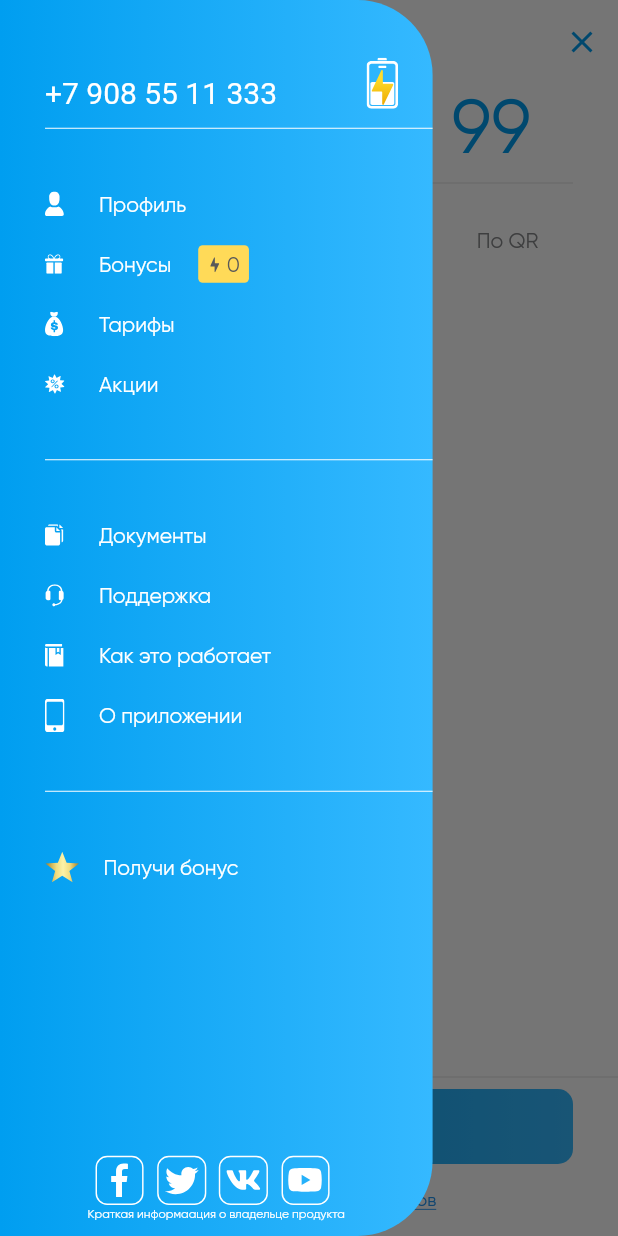
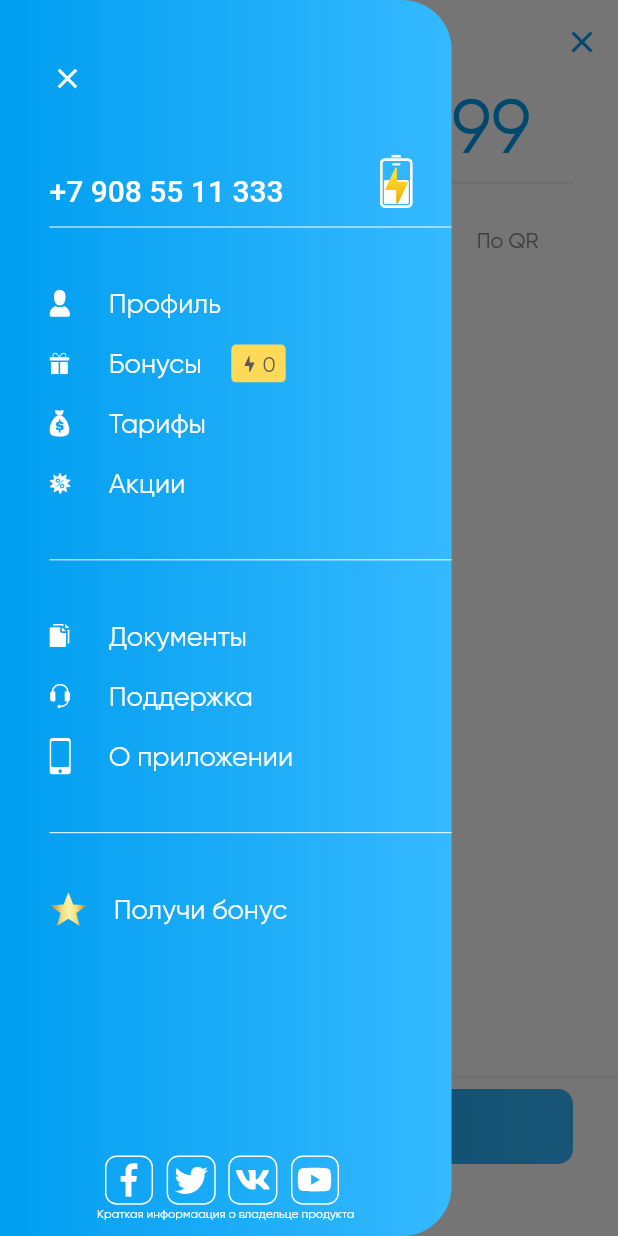
Before and after one commit to Gre4ka-crab/get_charge, a Flutter app: the BonusScreen screen opened by its route, with the side drawer open, on a phone screen of 412 x 824 dp. Run offline on Flutter 3.47's test engine with Material 2 defaults, Android fonts, the phone set to English and light mode, and no system bars; our stand-ins replace bloc, country_code_picker, dartz, equatable, flutter_screenutil, flutter_svg and 9 more; missing offline and left inert: eticon_api, qr_code_scanner.

Commit message:
Попытки в оптимизацию. Переделана менюшка.

```diff
--- a/lib/presentation/screens/about_application_screen.dart
+++ b/lib/presentation/screens/about_application_screen.dart
@@ -3,7 +3,7 @@ import 'package:flutter_svg/flutter_svg.dart';
 import 'package:get_charge/presentation/widget/buttonBar/SocialBar.dart';
 import 'package:url_launcher/url_launcher.dart';
 
-import '../widget/menu/DrawerMenu.dart';
+import '../widget/main_menu.dart';
 
 class AboutApplicationScreen extends StatelessWidget {
   const AboutApplicationScreen({Key? key}) : super(key: key);
@@ -35,7 +35,7 @@ class AboutApplicationScreen extends StatelessWidget {
               Navigator.of(context).popUntil((route) => route.isFirst),
         ),
       ),
-      endDrawer: DrawerMenu.createMenu(context, DrawerMenu.defaultItemsList),
+      endDrawer: const MainMenu(),
       body: Center(
         child: Column(
           mainAxisAlignment: MainAxisAlignment.spaceBetween,
--- a/lib/presentation/screens/bonus_screen.dart
+++ b/lib/presentation/screens/bonus_screen.dart
@@ -3,7 +3,7 @@ import 'package:get_charge/presentation/widget/buttons/GradientButton.dart';
 import 'package:get_charge/presentation/widget/tabs/bonus/promo_code_link.dart';
 import 'package:get_charge/presentation/widget/tabs/bonus/qr_promo_code.dart';
 
-import '../widget/menu/DrawerMenu.dart';
+import '../widget/main_menu.dart';
 import '../widget/tabs/bonus/promo_code.dart';
 
 class _PlaceholderUser {
@@ -33,8 +33,7 @@ class BonusScreen extends StatelessWidget {
                   Navigator.of(context).popUntil((route) => route.isFirst),
             )],
           ),
-          drawer:
-              DrawerMenu.createMenu(context, DrawerMenu.defaultItemsList),
+          drawer: const MainMenu(),
           body: Column(
             children: [
               Container(
--- a/lib/presentation/screens/map_screeen.dart
+++ b/lib/presentation/screens/map_screeen.dart
@@ -5,7 +5,7 @@ import 'package:get_charge/presentation/heplers.dart';
 import 'package:get_charge/presentation/widget/main_map.dart';
 import 'package:get_charge/presentation/widget/buttonBar/SelectedPowerBank.dart';
 import 'package:get_charge/presentation/widget/buttons/appBarButton.dart';
-import 'package:get_charge/presentation/widget/menu/DrawerMenu.dart';
+import 'package:get_charge/presentation/widget/main_menu.dart';
 import 'package:get_charge/presentation/widget/modal/push_query.dart';
 import '../widget/buttonBar/NoSelectedPowerBank.dart';
 import '../widget/dropLists/FiltersList.dart';
@@ -57,22 +57,21 @@ class _MapScreenState extends State<MapScreen> {
     return Scaffold(
       backgroundColor: Colors.transparent,
       key: _scaffoldKey,
-      drawer: DrawerMenu.createMenu(context, DrawerMenu.defaultItemsList),
+      drawer: const MainMenu(),
       body: SafeArea(
         child: Stack(
+          alignment: Alignment.bottomCenter,
           children: [
             const MainMap(),
-            Column(
-              children: [
-                Container(
+            Padding(
               padding: EdgeInsets.only(left: 30.w, right: 30.w, top: 30.h),
-                  child: Wrap(
+              child: Column(
                 children: [
                   Row(
                     mainAxisAlignment: MainAxisAlignment.spaceBetween,
                     children: [
                       AppBarButton(
-                              icon: Icon(Icons.menu, color: Color.fromARGB(255, 0, 158, 240)),
+                          icon: const Icon(Icons.menu, color: Color.fromARGB(255, 0, 158, 240)),
                           onPressed: () => _scaffoldKey.currentState?.openDrawer()),
                       AppBarButton(
                           icon: SvgPicture.asset('images/settings.svg'),
@@ -99,8 +98,6 @@ class _MapScreenState extends State<MapScreen> {
                 ],
               ),
             ),
-              ],
-            ),
             selectedPowerBank ? const SelectedPowerBank() : const NoSelectedPowerBank()
           ],
         ),
--- a/lib/presentation/screens/user_profile_screen.dart
+++ b/lib/presentation/screens/user_profile_screen.dart
@@ -7,7 +7,7 @@ import 'package:get_charge/presentation/screens/pay_ments_screen.dart';
 import 'package:get_charge/presentation/widget/buttons/GradientButton.dart';
 import 'package:get_charge/presentation/widget/buttons/LineButton.dart';
 import 'package:get_charge/presentation/widget/loading/Loading.dart';
-import '../widget/menu/DrawerMenu.dart';
+import '../widget/main_menu.dart';
 
 class UserProfileScreen extends StatelessWidget {
   const UserProfileScreen({Key? key}) : super(key: key);
@@ -43,7 +43,7 @@ class UserProfileScreen extends StatelessWidget {
               Navigator.of(context).popUntil((route) => route.isFirst),
         ),
       ),
-      endDrawer: DrawerMenu.createMenu(context, DrawerMenu.defaultItemsList),
+      endDrawer: const MainMenu(),
       body: Container(
         margin: const EdgeInsets.only(bottom: 20, left: 20, right: 20),
         child: FutureBuilder<ProfileView?>(
--- a/lib/presentation/widget/buttonBar/NoSelectedPowerBank.dart
+++ b/lib/presentation/widget/buttonBar/NoSelectedPowerBank.dart
@@ -11,9 +11,9 @@ class NoSelectedPowerBank extends StatelessWidget {
   @override
   Widget build(BuildContext context) {
     return Column(
+      mainAxisSize: MainAxisSize.min,
       mainAxisAlignment: MainAxisAlignment.spaceBetween,
       children: [
-        Row(),
         GradientButton(
           callback: () {
             if (Api.token != null) {
--- a/lib/presentation/widget/main_map.dart
+++ b/lib/presentation/widget/main_map.dart
@@ -16,12 +16,12 @@ class MainMap extends StatefulWidget {
 }
 
 class _MainMapState extends State<MainMap> {
-  final double zoomMove = 1;
-  final double initZoom = 19;
+  // final double zoomMove = 1;
+  static const double initZoom = 19;
   bool userStartedUsing = false;
   Timer? zoomTimer;
   GoogleMapController? _mapController;
-  Set<Marker> markers = {};
+  final Set<Marker> markers = {};
 
   _zoomMap(bool decrease) async {
     _mapController?.animateCamera(
--- /dev/null
+++ b/lib/presentation/widget/main_menu.dart
@@ -0,0 +1,170 @@
+import 'package:flutter/material.dart';
+import 'package:flutter_screenutil/flutter_screenutil.dart';
+import 'package:flutter_svg/flutter_svg.dart';
+import 'package:get_charge/presentation/widget/phone_info.dart';
+import 'package:get_charge/presentation/widget/buttonBar/SocialBar.dart';
+
+class MainMenu extends StatelessWidget {
+  const MainMenu({Key? key}) : super(key: key);
+
+  @override
+  Widget build(BuildContext context) {
+    return SafeArea(
+      child: Container(
+        width: 274.w,
+        decoration: BoxDecoration(
+            gradient: const LinearGradient(colors: [Color.fromARGB(255, 0, 158, 240), Color.fromARGB(255, 53, 185, 255)]),
+            borderRadius: BorderRadius.only(topRight: Radius.circular(30.w), bottomRight: Radius.circular(30.w))),
+        child: Column(
+          crossAxisAlignment: CrossAxisAlignment.start,
+          children: [
+            Padding(
+              padding: EdgeInsets.only(top: 40.h, left: 30.w),
+              child: IconButton(
+                padding: EdgeInsets.zero,
+                constraints: const BoxConstraints(),
+                onPressed: () => Navigator.pop(context),
+                icon: Icon(Icons.close, color: Colors.white, size: 20.w),
+              ),
+            ),
+            Container(
+                alignment: Alignment.bottomLeft,
+                padding: EdgeInsets.only(left: 30.w, top: 38.h),
+                child: Wrap(
+                  alignment: WrapAlignment.spaceBetween,
+                  crossAxisAlignment: WrapCrossAlignment.end,
+                  children: [
+                    PhoneInfo(
+                      style: TextButton.styleFrom(
+                          minimumSize: const Size(10, 20),
+                          tapTargetSize: MaterialTapTargetSize.shrinkWrap,
+                          padding: EdgeInsets.only(bottom: 12.h),
+                          foregroundColor: Colors.white,
+                          textStyle: const TextStyle(fontSize: 20, fontWeight: FontWeight.w500)),
+                    ),
+                    Padding(
+                      padding: EdgeInsets.only(bottom: 12.h, right: 23.w),
+                      child: SvgPicture.asset('images/whiteLogoBattery.svg', width: 21.w, height: 35.h),
+                    ),
+                    const Divider(height: 1, color: Colors.white),
+                  ],
+                )),
+            Expanded(
+              child: Container(
+                padding: EdgeInsets.only(left: 30.w, top: 30.h),
+                child: Column(
+                  children: [
+                    const _MenuItem(title: _ItemTitle('Профиль'), routName: '/userProfile', assetName: 'images/person.svg'),
+                    _MenuItem(
+                        title: Row(
+                          children: [
+                            const _ItemTitle('Бонусы'),
+                            Padding(
+                              padding: EdgeInsets.only(left: 18.w),
+                              child: Container(
+                                padding: EdgeInsets.only(top: 5.h, left: 8.w, right: 6.w, bottom: 4.h),
+                                decoration: const BoxDecoration(
+                                  color: Color.fromARGB(255, 255, 218, 88),
+                                  borderRadius: BorderRadius.all(Radius.circular(3)),
+                                ),
+                                child: Row(
+                                  mainAxisSize: MainAxisSize.min,
+                                  children: [
+                                    Padding(
+                                      padding: EdgeInsets.only(right: 5.w),
+                                      child: SvgPicture.asset('images/lightning.svg',
+                                          color: const Color.fromARGB(255, 89, 89, 89), width: 6.w, height: 11.h),
+                                    ),
+                                    const Text('0', style: TextStyle(color: Color.fromARGB(255, 89, 89, 89)))
+                                  ],
+                                ),
+                              ),
+                            )
+                          ],
+                        ),
+                        routName: '/bonus',
+                        assetName: 'images/gift.svg'),
+                    const _MenuItem(title: _ItemTitle('Тарифы'), assetName: 'images/bagWithMoney.svg'),
+                    const _MenuItem(title: _ItemTitle('Акции'), assetName: 'images/sale.svg'),
+                    Padding(
+                      padding: EdgeInsets.only(bottom: 30.h, top: 30.h),
+                      child: const Divider(height: 1, color: Colors.white),
+                    ),
+                    const _MenuItem(title: _ItemTitle('Документы'), assetName: 'images/docs.svg'),
+                    const _MenuItem(title: _ItemTitle('Поддержка'), assetName: 'images/headsetAndMic.svg'),
+                    const _MenuItem(
+                        title: _ItemTitle('О приложении'), routName: '/aboutApplication', assetName: 'images/phoneMenu.svg'),
+                    Padding(
+                      padding: EdgeInsets.only(bottom: 30.h, top: 30.h),
+                      child: const Divider(height: 1, color: Colors.white),
+                    ),
+                    _MenuItem(
+                        title: const _ItemTitle('Получи бонус'),
+                        routName: '/modalGetBonus',
+                        assetName: 'images/goldStar.svg',
+                        iconWidth: 23.w,
+                        leadingRightPudding: 16.w)
+                  ],
+                ),
+              ),
+            ),
+            const SocialBar(isColorReverse: true),
+            Padding(padding: EdgeInsets.only(top: 10.h))
+          ],
+        ),
+      ),
+    );
+  }
+}
+
+class _ItemTitle extends StatelessWidget {
+  final String title;
+
+  const _ItemTitle(this.title, {Key? key}) : super(key: key);
+
+  @override
+  Widget build(BuildContext context) {
+    return Text(title, style: const TextStyle(fontSize: 18));
+  }
+}
+
+class _MenuItem extends StatelessWidget {
+  final Widget title;
+  final String assetName;
+  final String? routName;
+  final double? iconWidth;
+  final double? leadingRightPudding;
+
+  const _MenuItem({
+    Key? key,
+    this.routName,
+    this.leadingRightPudding,
+    this.iconWidth,
+    required this.assetName,
+    required this.title,
+  }) : super(key: key);
+
+  @override
+  Widget build(BuildContext context) {
+    return ListTile(
+      leading: Padding(
+        padding: EdgeInsets.only(right: leadingRightPudding ?? 23.w),
+        child: SvgPicture.asset(
+          assetName,
+          width: iconWidth ?? 13.w,
+        ),
+      ),
+      textColor: Colors.white,
+      minLeadingWidth: 0,
+      contentPadding: EdgeInsets.zero,
+      horizontalTitleGap: 0,
+      visualDensity: const VisualDensity(horizontal: 0, vertical: -4),
+      title: title,
+      onTap: () {
+        if (routName != null) {
+          Navigator.pushNamed(context, routName!);
+        }
+      },
+    );
+  }
+}
--- a/lib/presentation/widget/menu/DrawerMenu.dart
+++ /dev/null
@@ -1,159 +0,0 @@
-import 'package:flutter/material.dart';
-import 'package:flutter_svg/flutter_svg.dart';
-import 'package:get_charge/presentation/widget/phone_info.dart';
-import 'package:get_charge/presentation/widget/buttonBar/SocialBar.dart';
-
-class MenuItem {
-  Widget title;
-  String assetName;
-  String? routName;
-  double? iconWidth;
-  double? leadingRightPudding;
-
-  MenuItem({
-    this.routName,
-    required this.assetName,
-    required this.title,
-    this.leadingRightPudding,
-    this.iconWidth,
-  });
-}
-
-class DrawerMenu {
-  static final List<MenuItem> defaultItemsList = [
-    MenuItem(title: const Text('Профиль'), routName: '/userProfile', assetName: 'images/person.svg'),
-    MenuItem(
-        title: Row(
-          children: [
-            const Text('Бонусы'),
-            Padding(
-              padding: const EdgeInsets.only(left: 18),
-              child: Container(
-                padding: const EdgeInsets.only(top: 5, left: 8, right: 6, bottom: 4),
-                decoration: const BoxDecoration(
-                    color: Color.fromARGB(255, 255, 218, 88), borderRadius: BorderRadius.all(Radius.circular(3))),
-                child: Row(
-                  mainAxisSize: MainAxisSize.min,
-                  children: [
-                    Padding(
-                      padding: const EdgeInsets.only(right: 5),
-                      child: SvgPicture.asset('images/lightning.svg',
-                          color: const Color.fromARGB(255, 89, 89, 89), width: 6, height: 11),
-                    ),
-                    const Text(
-                      '0',
-                      style: TextStyle(color: Color.fromARGB(255, 89, 89, 89)),
-                    )
-                  ],
-                ),
-              ),
-            )
-          ],
-        ),
-        routName: '/bonus',
-        assetName: 'images/gift.svg'),
-    MenuItem(title: const Text('Тарифы'), assetName: 'images/bagWithMoney.svg'),
-    MenuItem(title: const Text('Акции'), assetName: 'images/sale.svg'),
-    MenuItem(title: const Text('Документы'), assetName: 'images/docs.svg'),
-    MenuItem(title: const Text('Поддержка'), assetName: 'images/headsetAndMic.svg'),
-    MenuItem(title: const Text('Как это работает'), assetName: 'images/book.svg'),
-    MenuItem(title: const Text('О приложении'), routName: '/aboutApplication', assetName: 'images/phoneMenu.svg'),
-    MenuItem(
-        title: const Text('Получи бонус'),
-        routName: '/modalGetBonus',
-        assetName: 'images/goldStar.svg',
-        iconWidth: 23,
-        leadingRightPudding: 16)
-  ];
-
-  static createMenu(BuildContext context, List<MenuItem> menuItems) {
-    return Container(
-      decoration: const BoxDecoration(
-          borderRadius: BorderRadius.only(
-            topRight: Radius.circular(50),
-            bottomRight: Radius.circular(50),
-          ),
-          gradient: LinearGradient(colors: [Color.fromARGB(255, 0, 158, 240), Color.fromARGB(255, 53, 185, 255)])),
-      child: Drawer(
-        width: MediaQuery.of(context).size.width * 0.70,
-        backgroundColor: Colors.transparent,
-        elevation: 0,
-        child: SafeArea(
-          child: Column(
-            crossAxisAlignment: CrossAxisAlignment.start,
-            children: [
-              Container(
-                  alignment: Alignment.bottomLeft,
-                  padding: const EdgeInsets.only(left: 30, top: 38),
-                  child: Wrap(
-                    alignment: WrapAlignment.spaceBetween,
-                    crossAxisAlignment: WrapCrossAlignment.end,
-                    children: [
-                      PhoneInfo(
-                        style: TextButton.styleFrom(
-                            minimumSize: const Size(10, 20),
-                            tapTargetSize: MaterialTapTargetSize.shrinkWrap,
-                            padding: const EdgeInsets.only(bottom: 12),
-                            foregroundColor: Colors.white,
-                            textStyle: const TextStyle(
-                              fontSize: 20,
-                            )),
-                      ),
-                      Padding(
-                        padding: const EdgeInsets.only(bottom: 12, right: 23),
-                        child: SvgPicture.asset('images/whiteLogoBattery.svg', width: 21, height: 35),
-                      ),
-                      const Divider(
-                        height: 1,
-                        color: Colors.white,
-                      ),
-                    ],
-                  )),
-              Expanded(
-                child: Container(
-                  padding: const EdgeInsets.only(left: 30, top: 30),
-                  child: ListView.builder(
-                      padding: EdgeInsets.zero,
-                      itemCount: menuItems.length,
-                      itemBuilder: (context, index) {
-                        MenuItem menuItem = menuItems[index];
-                        List<Widget> child = [];
-                        child.add(ListTile(
-                          leading: Padding(
-                            padding: EdgeInsets.only(right: menuItem.leadingRightPudding ?? 23),
-                            child: SvgPicture.asset(
-                              menuItem.assetName,
-                              width: menuItem.iconWidth ?? 13,
-                            ),
-                          ),
-                          textColor: Colors.white,
-                          minLeadingWidth: 0,
-                          contentPadding: EdgeInsets.zero,
-                          horizontalTitleGap: 0,
-                          visualDensity: const VisualDensity(horizontal: 0, vertical: -4),
-                          title: menuItem.title,
-                          onTap: () {
-                            if (menuItem.routName != null) {
-                              Navigator.pushNamed(context, menuItem.routName!);
-                            }
-                          },
-                        ));
-                        if ((index + 1) % 4 == 0) {
-                          child.add(const Padding(
-                              padding: EdgeInsets.only(bottom: 30, top: 30), child: Divider(height: 1, color: Colors.white)));
-                        }
-                        return Wrap(children: child);
-                      }),
-                ),
-              ),
-              const SocialBar(
-                isColorReverse: true,
-              ),
-              const Padding(padding: EdgeInsets.only(top: 10))
-            ],
-          ),
-        ),
-      ),
-    );
-  }
-}
--- a/lib/presentation/widget/modal/get_bonus.dart
+++ b/lib/presentation/widget/modal/get_bonus.dart
@@ -3,7 +3,7 @@ import 'package:flutter_svg/flutter_svg.dart';
 import 'package:get_charge/presentation/widget/buttons/GradientButton.dart';
 
 import '../inputs/DefaultInput.dart';
-import '../menu/DrawerMenu.dart';
+import '../main_menu.dart';
 
 class GetBonus extends StatelessWidget {
   const GetBonus({Key? key}) : super(key: key);
@@ -21,7 +21,7 @@ class GetBonus extends StatelessWidget {
           )
         ],
       ),
-      drawer: DrawerMenu.createMenu(context, DrawerMenu.defaultItemsList),
+      drawer: const MainMenu(),
       body: Center(
         child: Container(
           padding: const EdgeInsets.only(left: 30, right: 30),
```
Also changed, not shown: pubspec.lock, 1 other file. Lines whose indentation alone changed are shown as unchanged.
